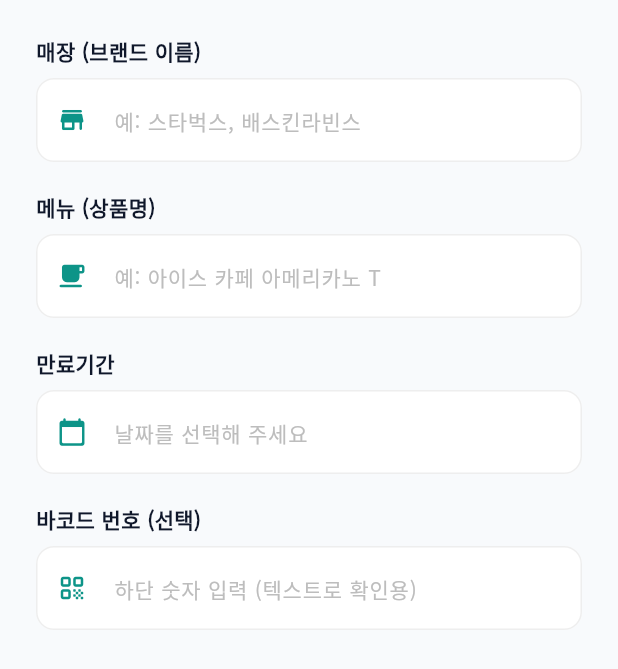
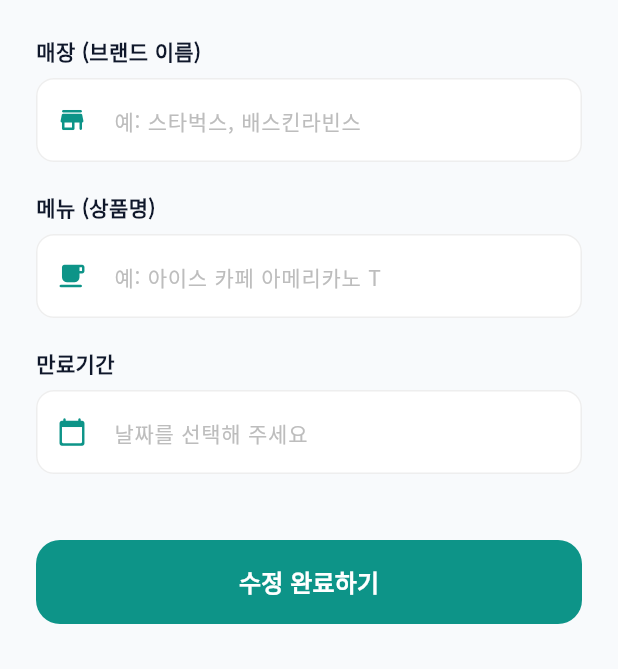
Before and after one commit to top0032/GiftiMap, a Flutter app: the GifticonDetailScreen screen opened directly with empty values, after a tap on "수정", on a phone screen of 412 x 824 dp, the part 567-1236 px from its top. Run offline on Flutter 3.47's test engine with Material 3 defaults, Android fonts, the phone set to English and light mode, and no system bars; our stand-ins replace cloud_firestore, firebase_auth, firebase_core, firebase_storage, flutter_dotenv, flutter_local_notifications and 12 more; missing offline and left inert: encrypt, flutter_foreground_task, geofencing_api, google_mlkit_text_recognition, kakao_flutter_sdk_user, kakao_map_plugin and 1 more; accounts and stored records are empty; generated files the repository leaves out were written again; network calls fail; statements that could not run were skipped.

Commit message:
feat: 기프티콘 바코드 입력 및 표시 기능 완전히 제거

```diff
--- a/lib/features/gifticon/presentation/gifticon_detail_screen.dart
+++ b/lib/features/gifticon/presentation/gifticon_detail_screen.dart
@@ -1,7 +1,6 @@
 import 'package:flutter/material.dart';
 import 'package:flutter_riverpod/flutter_riverpod.dart';
 import 'dart:io';
-import 'package:barcode_widget/barcode_widget.dart';
 import 'package:screen_brightness/screen_brightness.dart';
 import 'package:go_router/go_router.dart';
 import '../domain/models/gifticon_model.dart';
@@ -353,45 +352,6 @@ class _GifticonDetailScreenState extends ConsumerState<GifticonDetailScreen> {
                   ),
                 ],
               ),
-              const SizedBox(height: 50),
-              // 바코드 영역 (실제 바코드 이미지)
-              Container(
-                padding: const EdgeInsets.all(24),
-                decoration: BoxDecoration(
-                  color: Colors.white,
-                  borderRadius: BorderRadius.circular(20),
-                  boxShadow: [
-                    BoxShadow(
-                      color: AppTheme.secondaryNavy.withOpacity(0.08),
-                      blurRadius: 20,
-                      offset: const Offset(0, 10),
-                    ),
-                  ],
-                ),
-                child: ConstrainedBox(
-                  constraints: const BoxConstraints(minHeight: 120),
-                  child: Column(
-                    mainAxisSize: MainAxisSize.min,
-                    mainAxisAlignment: MainAxisAlignment.center,
-                    children: [
-                      BarcodeWidget(
-                        barcode: Barcode.code128(),
-                        data: currentGifticon.barcodeNumber.replaceAll(RegExp(r'[^0-9a-zA-Z]'), ''),
-                        width: double.infinity,
-                        height: 80,
-                        errorBuilder: (context, error) => const Center(
-                          child: Text('바코드를 생성할 수 없습니다.\n올바른 번호인지 확인해주세요.', textAlign: TextAlign.center, style: TextStyle(color: Colors.red, fontSize: 12)),
-                        ),
-                        style: const TextStyle(
-                          fontSize: 14,
-                          fontWeight: FontWeight.bold,
-                          letterSpacing: 2,
-                        ),
-                      ),
-                    ],
-                  ),
-                ),
-              ),
               const SizedBox(height: 40),
               // 결제 완료/사용 완료 처리 버튼
               if (currentGifticon.isUsed != true)
--- a/lib/features/gifticon/presentation/gifticon_edit_screen.dart
+++ b/lib/features/gifticon/presentation/gifticon_edit_screen.dart
@@ -21,7 +21,6 @@ class _GifticonEditScreenState extends ConsumerState<GifticonEditScreen> {
   late TextEditingController _brandController;
   late TextEditingController _productController;
   late TextEditingController _expirationController;
-  late TextEditingController _barcodeController;
   File? _selectedImage;
 
   @override
@@ -30,9 +29,6 @@ class _GifticonEditScreenState extends ConsumerState<GifticonEditScreen> {
     _brandController = TextEditingController(text: widget.gifticon.brandName);
     _productController = TextEditingController(text: widget.gifticon.productName);
     _expirationController = TextEditingController(text: widget.gifticon.expirationDate);
-    _barcodeController = TextEditingController(
-      text: widget.gifticon.barcodeNumber == '미등록' ? '' : widget.gifticon.barcodeNumber,
-    );
     if (widget.gifticon.imageUrl != null && widget.gifticon.imageUrl!.isNotEmpty) {
       if (!widget.gifticon.imageUrl!.startsWith('http')) {
         _selectedImage = File(widget.gifticon.imageUrl!);
@@ -45,7 +41,6 @@ class _GifticonEditScreenState extends ConsumerState<GifticonEditScreen> {
     _brandController.dispose();
     _productController.dispose();
     _expirationController.dispose();
-    _barcodeController.dispose();
     super.dispose();
   }
 
@@ -73,7 +68,7 @@ class _GifticonEditScreenState extends ConsumerState<GifticonEditScreen> {
         brandName: _brandController.text,
         productName: _productController.text,
         expirationDate: _expirationController.text,
-        barcodeNumber: _barcodeController.text.isEmpty ? '미등록' : _barcodeController.text,
+        barcodeNumber: widget.gifticon.barcodeNumber,
         imageUrl: _selectedImage?.path ?? widget.gifticon.imageUrl,
       );
 
@@ -305,14 +300,6 @@ class _GifticonEditScreenState extends ConsumerState<GifticonEditScreen> {
                   validator: (value) => value == null || value.trim().isEmpty ? '만료기간을 입력해주세요.' : null,
                 ),
 
-                _buildTextField(
-                  label: '바코드 번호 (선택)',
-                  hint: '하단 숫자 입력 (텍스트로 확인용)',
-                  controller: _barcodeController,
-                  icon: Icons.qr_code_rounded,
-                  keyboardType: TextInputType.number,
-                ),
-
                 const SizedBox(height: 24),
 
                 // 하단 수정 완료 버튼
```
Also changed, not shown: lib/features/auth/data/repositories/auth_repository.dart (+20 -15 lines), lib/features/gifticon/presentation/gifticon_manual_add_screen.dart (+1 -12 lines).
